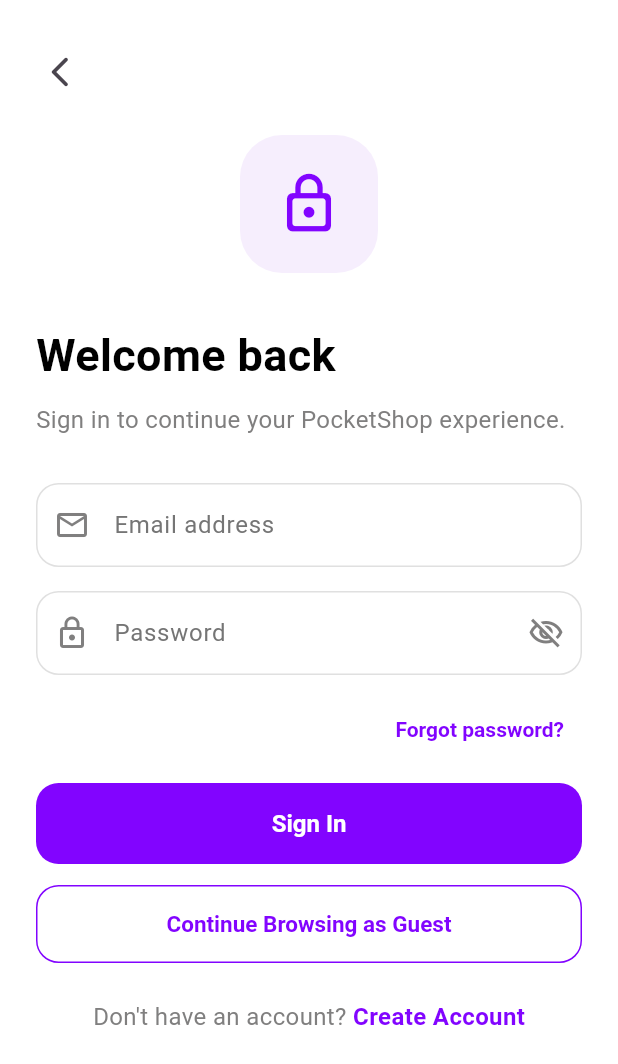
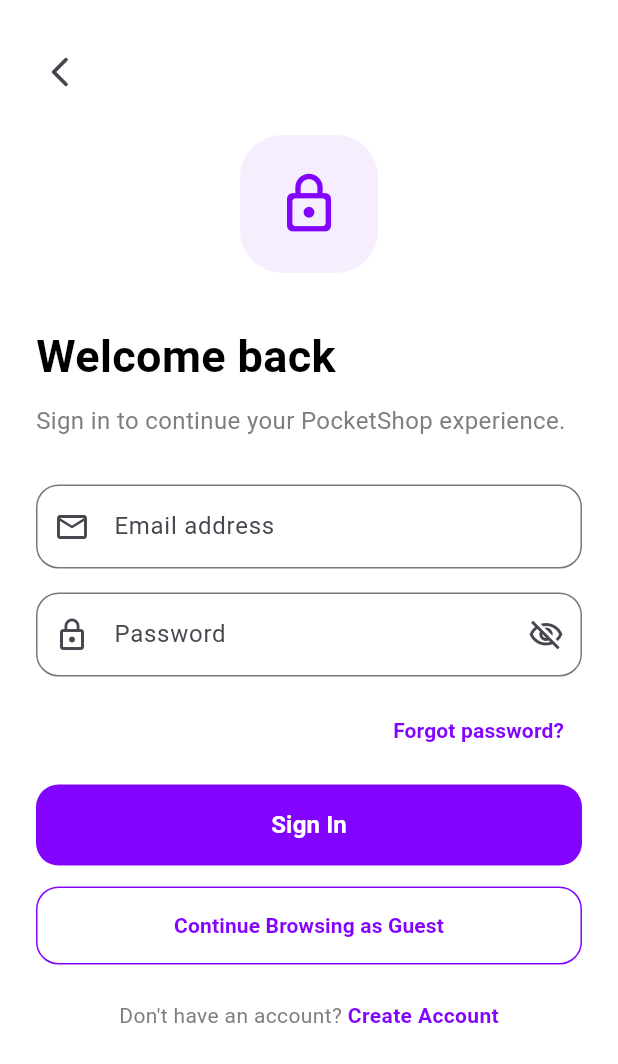
Before and after one commit to waad-alherafe/pro1_un, a Flutter app: the screen it shows after launch, after a tap on "Sign In", on a phone screen of 412 x 824 dp. Shown: the top 1064 px of the screen. Run offline on Flutter 3.47's test engine with Material 3 defaults, Android fonts, the phone set to English and light mode, and no system bars; our stand-ins replace carousel_slider.

Commit message:
updated version with splashing cards and login UI's

```diff
--- a/lib/main.dart
+++ b/lib/main.dart
@@ -1,169 +1,118 @@
 import 'package:flutter/material.dart';
 import 'package:pro1_un/page/onboarding_view.dart';
+import 'package:pro1_un/widget/card_home_screen.dart';
+import 'package:pro1_un/page/ecom_view.dart';
 
 void main() {
   runApp(const MyApp());
 }
 
-// ألوان التصنيفات كمتغيرات ثابتة
-class CategoryColors {
-  static const Color giftBg = Color(0xFFF6EEFD);
-  static const Color giftIcon = Color(0xFFA677F9);
-
-  static const Color fashionBg = Color(0xFFC7DEFF);
-  static const Color fashionIcon = Color(0xFF338AFF);
-
-  static const Color gadgetBg = Color(0xFFDEE7F1);
-  static const Color gadgetIcon = Color(0xFF2E4771);
-
-  static const Color watchBg = Color(0xFFFFF3E7);
-  static const Color watchIcon = Color(0xFFFFD09D);
-
-  static const Color accessBg = Color(0xFFC9ECE7);
-  static const Color accessIcon = Color(0xFF147768);
-}
-
-// الثيم الأساسي للتطبيق
-final ThemeData appTheme = ThemeData(
-  useMaterial3: true,
-  primaryColor: const Color(0xFF8204FF),
-  scaffoldBackgroundColor: Colors.white,
-
-  colorScheme: ColorScheme.fromSeed(
-    seedColor: const Color(0xFF8204FF),
-    primary: const Color(0xFF8204FF),
-    secondary: const Color(0xFFA677F9),
-    surface: Colors.white,
-  ),
-
-  appBarTheme: const AppBarTheme(
-    backgroundColor: Colors.white,
-    elevation: 0,
-    centerTitle: false,
-    surfaceTintColor: Colors.white,
-    foregroundColor: Colors.black,
-    iconTheme: IconThemeData(color: Colors.black),
-    titleTextStyle: TextStyle(
-      color: Colors.black,
-      fontSize: 18,
-      fontWeight: FontWeight.bold,
-    ),
-  ),
-
-  inputDecorationTheme: InputDecorationTheme(
-    filled: true,
-    fillColor: Colors.white,
-    hintStyle: const TextStyle(color: Color(0xFF757575)),
-    prefixIconColor: const Color(0xFF807F7F),
-    suffixIconColor: const Color(0xFF807F7F),
-    contentPadding: const EdgeInsets.symmetric(
-      horizontal: 16,
-      vertical: 16,
-    ),
-    border: OutlineInputBorder(
-      borderRadius: BorderRadius.circular(15),
-      borderSide: const BorderSide(color: Color(0xFFE0E0E0)),
-    ),
-    enabledBorder: OutlineInputBorder(
-      borderRadius: BorderRadius.circular(15),
-      borderSide: const BorderSide(color: Color(0xFFE0E0E0)),
-    ),
-    focusedBorder: OutlineInputBorder(
-      borderRadius: BorderRadius.circular(15),
-      borderSide: const BorderSide(
-        color: Color(0xFF8204FF),
-        width: 1.5,
-      ),
-    ),
-    errorBorder: OutlineInputBorder(
-      borderRadius: BorderRadius.circular(15),
-      borderSide: const BorderSide(color: Colors.redAccent),
-    ),
-    focusedErrorBorder: OutlineInputBorder(
-      borderRadius: BorderRadius.circular(15),
-      borderSide: const BorderSide(
-        color: Colors.redAccent,
-        width: 1.5,
-      ),
-    ),
-  ),
-
-  elevatedButtonTheme: ElevatedButtonThemeData(
-    style: ElevatedButton.styleFrom(
-      backgroundColor: const Color(0xFF8204FF),
-      foregroundColor: Colors.white,
-      disabledBackgroundColor: const Color(0xFFC9A5FF),
-      elevation: 0,
-      minimumSize: const Size(double.infinity, 54),
-      shape: RoundedRectangleBorder(
-        borderRadius: BorderRadius.circular(15),
-      ),
-      textStyle: const TextStyle(
-        fontSize: 16,
-        fontWeight: FontWeight.bold,
-      ),
-    ),
-  ),
-
-  outlinedButtonTheme: OutlinedButtonThemeData(
-    style: OutlinedButton.styleFrom(
-      foregroundColor: const Color(0xFF8204FF),
-      side: const BorderSide(color: Color(0xFF8204FF)),
-      minimumSize: const Size(double.infinity, 52),
-      shape: RoundedRectangleBorder(
-        borderRadius: BorderRadius.circular(15),
-      ),
-      textStyle: const TextStyle(
-        fontSize: 15,
-        fontWeight: FontWeight.w600,
-      ),
-    ),
-  ),
-
-  textButtonTheme: TextButtonThemeData(
-    style: TextButton.styleFrom(
-      foregroundColor: const Color(0xFF8204FF),
-      textStyle: const TextStyle(
-        fontWeight: FontWeight.w600,
-      ),
-    ),
-  ),
-
-  textTheme: const TextTheme(
-    displayLarge: TextStyle(
-      color: Colors.black,
-      fontSize: 30,
-      fontWeight: FontWeight.bold,
-    ),
-    displayMedium: TextStyle(
-      color: Color(0xFF807F7F),
-      fontWeight: FontWeight.bold,
-    ),
-    bodyLarge: TextStyle(
-      color: Colors.black,
-      fontSize: 16,
-    ),
-    bodyMedium: TextStyle(
-      color: Color(0xFF807F7F),
-      fontSize: 16,
-      height: 1.4,
-    ),
-    bodySmall: TextStyle(
-      color: Color(0xFF9E9E9E),
-    ),
-  ),
-);
-
 class MyApp extends StatelessWidget {
   const MyApp({super.key});
 
+  // This widget is the root of your application.
   @override
   Widget build(BuildContext context) {
     return MaterialApp(
       debugShowCheckedModeBanner: false,
-      title: 'PocketShop',
-      theme: appTheme,
+      title: 'Flutter Demo',
+      theme: ThemeData(
+        // This is the theme of your application.
+        //
+        // TRY THIS: Try running your application with "flutter run". You'll see
+        // the application has a purple toolbar. Then, without quitting the app,
+        // try changing the seedColor in the colorScheme below to Colors.green
+        // and then invoke "hot reload" (save your changes or press "r" if you used
+        // the command line to start the app).
+        //
+        // Notice that the counter didn't reset back to zero; the application
+        // state is not lost during the reload. To reset the state, use hot
+        // restart instead.
+        //
+        // This works for code too, not just values: Most code changes can be
+        // tested with just a hot reload.
+        colorScheme: ColorScheme.fromSeed(seedColor: Colors.deepPurple),
+      ),
+
+      // Added functionality:
+      // App opens the splash/onboarding screens first.
+      // Your EcomView, products, widgets, and demo data are not removed.
       home: const OnboardingView(),
     );
   }
 }
+
+class MyHomePage extends StatefulWidget {
+  const MyHomePage({super.key, required this.title});
+
+  // This widget is the home page of your application. It is stateful, meaning
+  // that it has a State object (defined below) that contains fields that affect
+  // how it looks.
+
+  // This class is the configuration for the State. It holds the values
+  // provided by the parent and used by the build method of the State.
+  // Fields in a Widget subclass are always marked "final".
+
+  final String title;
+
+  @override
+  State<MyHomePage> createState() => _MyHomePageState();
+}
+
+class _MyHomePageState extends State<MyHomePage> {
+  int _counter = 0;
+
+  void _incrementCounter() {
+    setState(() {
+      // This call to setState tells the Flutter framework that something has
+      // changed in this State, which causes it to rerun the build method below
+      // so that the display can reflect the updated values.
+      _counter++;
+    });
+  }
+
+  @override
+  Widget build(BuildContext context) {
+    // This method is rerun every time setState is called.
+    //
+    // The Flutter framework has been optimized to make rerunning build methods
+    // fast, so that you can just rebuild anything that needs updating rather
+    // than having to individually change instances of widgets.
+    return Scaffold(
+      appBar: AppBar(
+        // TRY THIS: Try changing the color here to a specific color and trigger
+        // a hot reload to see the AppBar change color while the other colors
+        // stay the same.
+        backgroundColor: Theme.of(context).colorScheme.inversePrimary,
+
+        // Here we take the value from the MyHomePage object that was created by
+        // the App.build method, and use it to set our appbar title.
+        title: Text(widget.title),
+      ),
+      body: Center(
+        // Center is a layout widget. It takes a single child and positions it
+        // in the middle of the parent.
+        child: Column(
+          // Column is also a layout widget. It takes a list of children and
+          // arranges them vertically.
+          //
+          // Column has various properties to control how it sizes itself and
+          // how it positions its children.
+          mainAxisAlignment: MainAxisAlignment.center,
+          children: <Widget>[
+            const Text('You have pushed the button this many times:'),
+            Text(
+              '$_counter',
+              style: Theme.of(context).textTheme.headlineMedium,
+            ),
+          ],
+        ),
+      ),
+      floatingActionButton: FloatingActionButton(
+        onPressed: _incrementCounter,
+        tooltip: 'Increment',
+        child: const Icon(Icons.add),
+      ), // This trailing comma makes auto-formatting nicer for build methods.
+    );
+  }
+}
```
